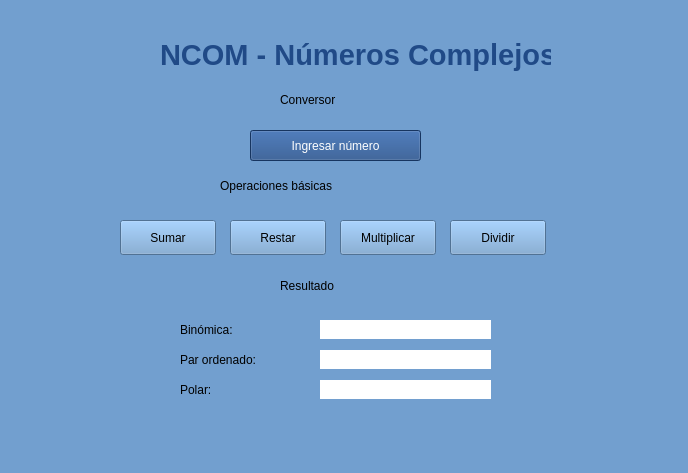
Qt form ncom.ui (emiortiz/TP-MatSup-1c2019) before a commit.
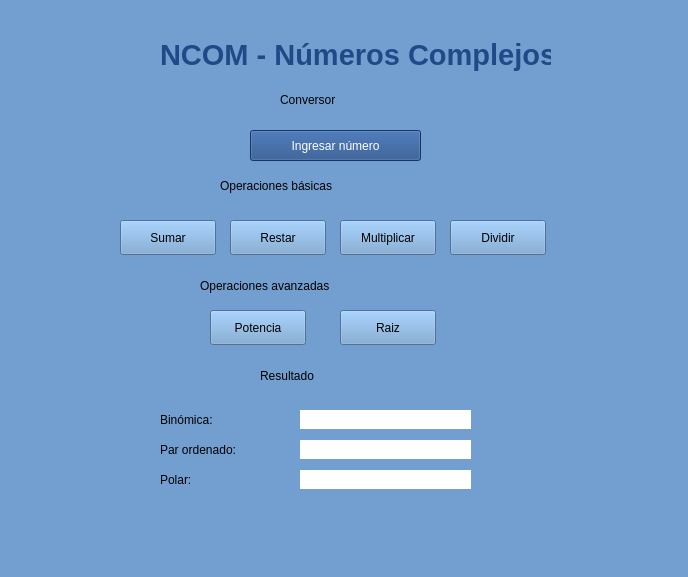
The same form after that commit.

Commit message: Operacion potencia

```diff
--- a/ncom.ui
+++ b/ncom.ui
@@ -7,7 +7,7 @@
     <x>0</x>
     <y>0</y>
     <width>688</width>
-    <height>473</height>
+    <height>577</height>
    </rect>
   </property>
   <property name="windowTitle">
@@ -33,8 +33,8 @@
    <widget class="QLabel" name="label_2">
     <property name="geometry">
      <rect>
-      <x>180</x>
-      <y>320</y>
+      <x>160</x>
+      <y>410</y>
       <width>67</width>
       <height>19</height>
      </rect>
@@ -46,8 +46,8 @@
    <widget class="QLabel" name="label_3">
     <property name="geometry">
      <rect>
-      <x>180</x>
-      <y>350</y>
+      <x>160</x>
+      <y>440</y>
       <width>101</width>
       <height>19</height>
      </rect>
@@ -59,8 +59,8 @@
    <widget class="QLabel" name="binomicaText">
     <property name="geometry">
      <rect>
-      <x>320</x>
-      <y>320</y>
+      <x>300</x>
+      <y>410</y>
       <width>171</width>
       <height>19</height>
      </rect>
@@ -78,8 +78,8 @@
    <widget class="QLabel" name="label_5">
     <property name="geometry">
      <rect>
-      <x>180</x>
-      <y>380</y>
+      <x>160</x>
+      <y>470</y>
       <width>41</width>
       <height>19</height>
      </rect>
@@ -108,8 +108,8 @@
    <widget class="QLabel" name="ordenadoText">
     <property name="geometry">
      <rect>
-      <x>320</x>
-      <y>350</y>
+      <x>300</x>
+      <y>440</y>
       <width>171</width>
       <height>19</height>
      </rect>
@@ -127,8 +127,8 @@
    <widget class="QLabel" name="polarText">
     <property name="geometry">
      <rect>
-      <x>320</x>
-      <y>380</y>
+      <x>300</x>
+      <y>470</y>
       <width>171</width>
       <height>19</height>
      </rect>
@@ -230,8 +230,8 @@
    <widget class="QLabel" name="label_8">
     <property name="geometry">
      <rect>
-      <x>280</x>
-      <y>270</y>
+      <x>260</x>
+      <y>360</y>
       <width>111</width>
       <height>31</height>
      </rect>
@@ -243,6 +243,48 @@
      <string>Resultado</string>
     </property>
    </widget>
+   <widget class="QLabel" name="label_9">
+    <property name="geometry">
+     <rect>
+      <x>200</x>
+      <y>270</y>
+      <width>271</width>
+      <height>31</height>
+     </rect>
+    </property>
+    <property name="styleSheet">
+     <string notr="true">font: 19pt &quot;Cantarell&quot;;</string>
+    </property>
+    <property name="text">
+     <string>Operaciones avanzadas</string>
+    </property>
+   </widget>
+   <widget class="QPushButton" name="potenciaButton">
+    <property name="geometry">
+     <rect>
+      <x>210</x>
+      <y>310</y>
+      <width>96</width>
+      <height>35</height>
+     </rect>
+    </property>
+    <property name="text">
+     <string>Potencia</string>
+    </property>
+   </widget>
+   <widget class="QPushButton" name="raizButton">
+    <property name="geometry">
+     <rect>
+      <x>340</x>
+      <y>310</y>
+      <width>96</width>
+      <height>35</height>
+     </rect>
+    </property>
+    <property name="text">
+     <string>Raiz</string>
+    </property>
+   </widget>
   </widget>
   <widget class="QMenuBar" name="menubar">
    <property name="geometry">
```
The commit also changes 2 other files.
